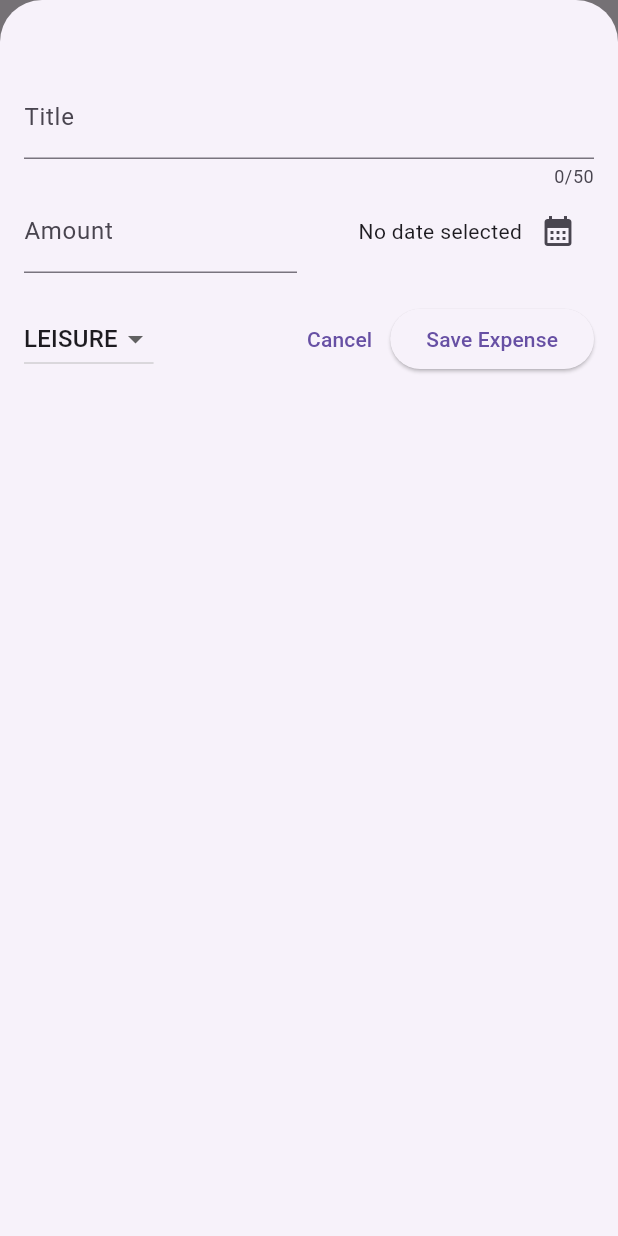
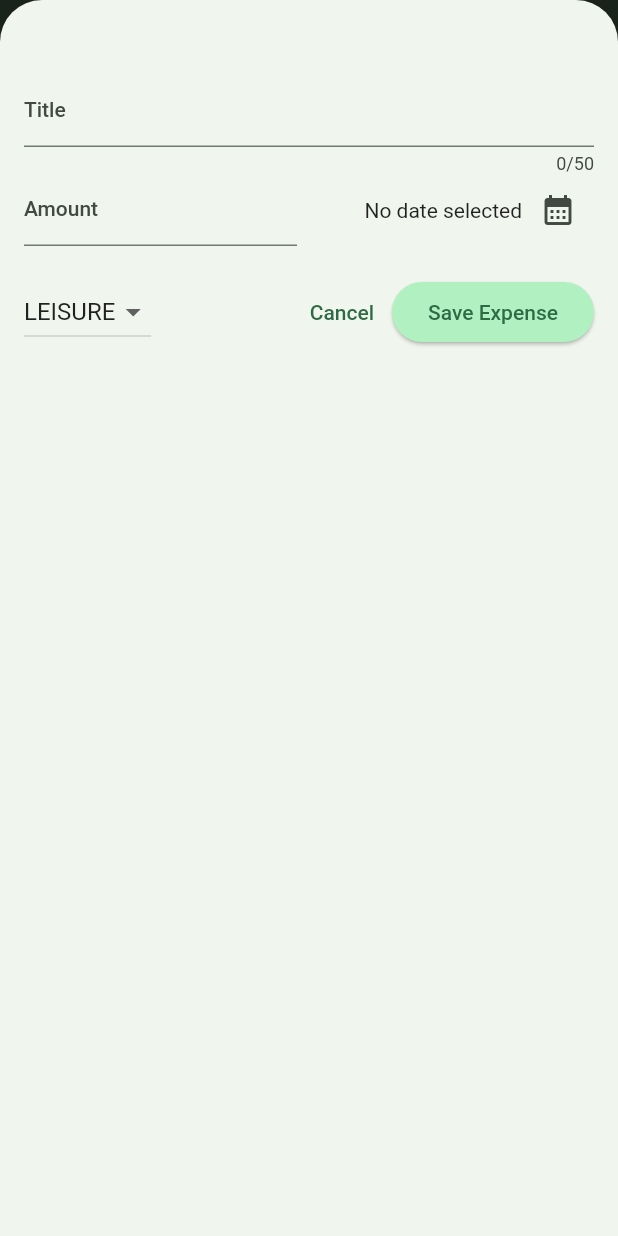
Before and after one commit to LeonaVerbovci/expense_tracker_app, a Flutter app: the screen it shows after launch, after a tap on the "add" icon, on a phone screen of 412 x 824 dp. Run offline on Flutter 3.47's test engine with Material 2 defaults, Android fonts, the phone set to English and light mode, and no system bars.

Commit message:
Added some themes in main file

```diff
--- a/lib/main.dart
+++ b/lib/main.dart
@@ -1,9 +1,38 @@
 import 'package:expense_tracker_app/widgets/expenses.dart';
 import 'package:flutter/material.dart';
 
+var kColorScheme = ColorScheme.fromSeed(
+  seedColor: const Color.fromRGBO(106, 132, 111, 0),
+  //106, 132, 111
+);
+
 void main() {
   runApp(MaterialApp(
-    theme: ThemeData(useMaterial3: true),
+    theme: ThemeData().copyWith(
+        useMaterial3: true,
+        colorScheme: kColorScheme,
+        appBarTheme: const AppBarTheme().copyWith(
+          backgroundColor: kColorScheme.onSecondaryContainer,
+          foregroundColor: kColorScheme.primaryContainer,
+        ),
+        cardTheme: const CardTheme().copyWith(
+          color: kColorScheme.secondaryContainer,
+          margin: const EdgeInsets.symmetric(
+            horizontal: 20,
+            vertical: 10,
+          ),
+        ),
+        elevatedButtonTheme: ElevatedButtonThemeData(
+          style: ElevatedButton.styleFrom(
+            backgroundColor: kColorScheme.primaryContainer,
+          ),
+        ),
+        textTheme: ThemeData().textTheme.copyWith(
+                titleLarge: TextStyle(
+              fontWeight: FontWeight.normal,
+              color: kColorScheme.primaryContainer,
+              fontSize: 20,
+            ))),
     home: const Expenses(),
   ));
 }
--- a/lib/widgets/expenses.dart
+++ b/lib/widgets/expenses.dart
@@ -49,8 +49,8 @@ class _ExpensesState extends State<Expenses> {
     ScaffoldMessenger.of(context).clearSnackBars();
     ScaffoldMessenger.of(context).showSnackBar(
       SnackBar(
-        duration: Duration(seconds: 3),
-        content: Text('Expense deleted.'),
+        duration: const Duration(seconds: 3),
+        content: const Text('Expense deleted.'),
         action: SnackBarAction(
           label: 'Undo',
           onPressed: () {
```
